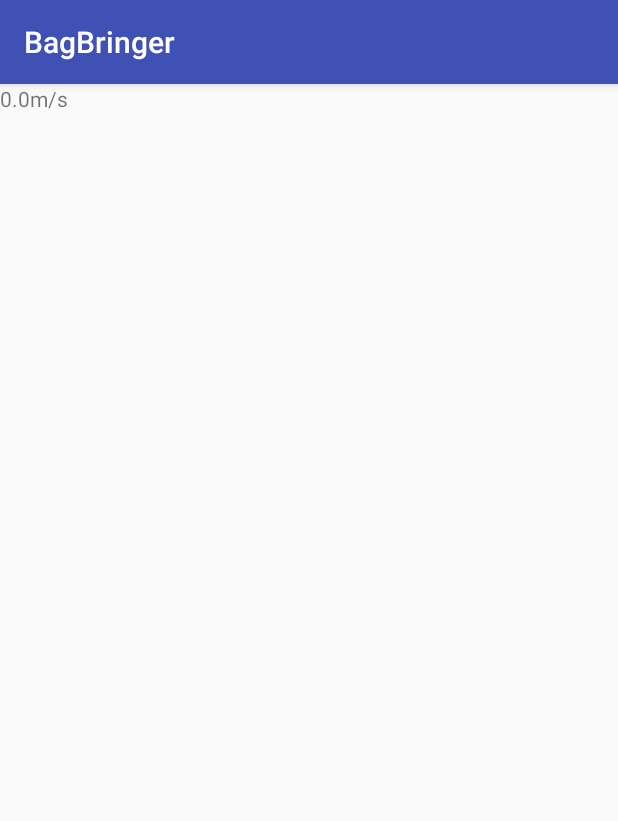
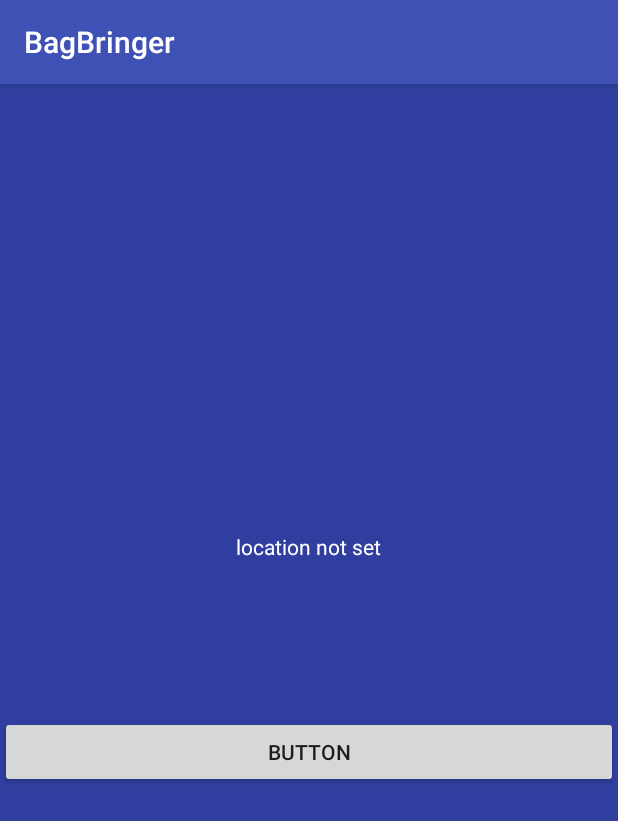
Before and after one commit to afswift/BagBringer, an Android app: the screen it shows after launch (MainActivity), on a phone screen of 412 x 824 dp. Shown: the top 821 px of the screen. Run offline under Robolectric (Android 15) with nearby library versions, the phone set to English and light mode, and no system bars; libraries missing offline, so code that uses them is left out: com.loopj.android, cz.msebera.android.

Commit message:
GPS Currently Working
Added basic GPS functionality to application

```diff
--- a/app/src/main/java/com/fritzicusdesign/bagbringer/MainActivity.java
+++ b/app/src/main/java/com/fritzicusdesign/bagbringer/MainActivity.java
@@ -13,6 +13,7 @@ import android.support.v7.app.AppCompatActivity;
 import android.os.Bundle;
 import android.util.Log;
 import android.view.View;
+import android.widget.Button;
 import android.widget.ImageButton;
 import android.widget.ImageView;
 import android.widget.TextView;
@@ -33,9 +34,9 @@ public class MainActivity extends AppCompatActivity {
     // App ID to use OpenWeather data
     final String APP_ID = "1ff5713e6e4003a4c3a32f8323e1d61a";
     // Time between location updates (5000 milliseconds or 5 seconds)
-    final long MIN_TIME = 5000;
+    final long MIN_TIME = 0;
     // Distance between location updates (1000m or 1km)
-    final float MIN_DISTANCE = 1000;
+    final float MIN_DISTANCE = 0;
 
     // TODO: Set LOCATION_PROVIDER here:
 
@@ -43,7 +44,8 @@ public class MainActivity extends AppCompatActivity {
 
 
     // Member Variables:
-    TextView mCityLabel;
+    TextView mLocation;
+    Button mLocationButton;
     ImageView mWeatherImage;
     TextView mTemperatureLabel;
 
@@ -58,18 +60,16 @@ public class MainActivity extends AppCompatActivity {
         setContentView(R.layout.activity_main);
 
         // Linking the elements in the layout to Java code
-        mCityLabel = (TextView) findViewById(R.id.locationTV);
-        mWeatherImage = (ImageView) findViewById(R.id.weatherSymbolIV);
-        mTemperatureLabel = (TextView) findViewById(R.id.tempTV);
-        ImageButton changeCityButton = (ImageButton) findViewById(R.id.changeCityButton);
+        mLocation = (TextView) findViewById(R.id.speedText);
+        mLocationButton = (Button) findViewById(R.id.locationButton);
+
 
 
         // TODO: Add an OnClickListener to the changeCityButton here:
-        changeCityButton.setOnClickListener(new View.OnClickListener() {
+        mLocationButton.setOnClickListener(new View.OnClickListener() {
             @Override
             public void onClick(View v) {
-                Intent myIntent = new Intent(WeatherController.this, ChangeCityController.class);
-                startActivity(myIntent);
+                checkCurrentLocation();
             }
         });
     }
@@ -79,13 +79,6 @@ public class MainActivity extends AppCompatActivity {
     @Override
     protected void onResume() {
         super.onResume();
-        Log.d("Clima", "onResume() called");
-
-        Intent myIntent = getIntent();
-        String city = myIntent.getStringExtra("City");
-
-            Log.d("Clima", "Getting weather for current location");
-            getWeatherForCurrentLocation();
 
 
 
@@ -102,13 +95,14 @@ public class MainActivity extends AppCompatActivity {
     }*/
 
     // TODO: Add getWeatherForCurrentLocation() here:
-    private void getWeatherForCurrentLocation() {
+    private void checkCurrentLocation() {
+        Log.d("Clima", "Button Pressed, Function Called");
+
         mLocationManager = (LocationManager) getSystemService(Context.LOCATION_SERVICE);
         mLocationListener = new LocationListener() {
             @Override
             public void onLocationChanged(Location location) {
 
-                Log.d("Clima", "onLocationChanged() callback received");
 
                 String longitude = String.valueOf(location.getLongitude());
                 String latitude = String.valueOf(location.getLatitude());
@@ -116,10 +110,7 @@ public class MainActivity extends AppCompatActivity {
                 Log.d("Clima", "longitude is: " + longitude);
                 Log.d("Clima", "latitude is: " + latitude);
 
-                RequestParams params = new RequestParams();
-                params.put("lat", latitude);
-                params.put("lon", longitude);
-                params.put("appid", APP_ID);
+                mLocation.setText("lon: " + longitude + "lat :" +latitude);
             //    letsDoSomeNetworking(params);
             }
 
@@ -161,46 +152,11 @@ public class MainActivity extends AppCompatActivity {
 
             if(grantResults.length > 0 && grantResults[0]== PackageManager.PERMISSION_GRANTED){
                 Log.d("Clima", "onRequestPermissionsResult(): Permission granted!");
-                getWeatherForCurrentLocation();
             }else{
                 Log.d("Clima", "onRequestPermissionsResult(): Permission denied");
             }
         }
     }
-
-/*    // TODO: Add letsDoSomeNetworking(RequestParams params) here:
-    private void letsDoSomeNetworking(RequestParams params){
-
-        AsyncHttpClient client = new AsyncHttpClient();
-        // URL, parameters, Json Object
-        client.get(WEATHER_URL, params, new JsonHttpResponseHandler() {
-
-            @Override
-            public void onSuccess(int statusCode, Header[] headers, JSONObject response){
-                Log.d("Clima", "Success! Json: " + response.toString());
-
-                WeatherDataModel weatherData = WeatherDataModel.fromJson(response);
-                updateUI(weatherData);
-            }
-
-            @Override
-            public void onFailure(int statusCode, Header[] headers, Throwable e, JSONObject response){
-                Log.e("Clima", "Fail " + e.toString());
-                Log.d("Clima", "Status code" + statusCode);
-                Toast.makeText(WeatherController.this, "Request Failed", Toast.LENGTH_SHORT).show();
-            }
-        });
-    }
-
-
-    // TODO: Add updateUI() here:
-    private void updateUI(WeatherDataModel weather){
-        mTemperatureLabel.setText(weather.getTemperature());
-        mCityLabel.setText(weather.getCity());
-
-        int resourceID = getResources().getIdentifier(weather.getIconName(), "drawable", getPackageName());
-        mWeatherImage.setImageResource(resourceID);
-    }*/
 
 
     // TODO: Add onPause() here:
--- a/app/src/main/res/layout/activity_main.xml
+++ b/app/src/main/res/layout/activity_main.xml
@@ -1,16 +1,33 @@
-<?xml version="1.0" encoding="utf-8"?>
-<android.support.constraint.ConstraintLayout xmlns:android="http://schemas.android.com/apk/res/android"
-    xmlns:app="http://schemas.android.com/apk/res-auto"
-    xmlns:tools="http://schemas.android.com/tools"
+<RelativeLayout
+    xmlns:android="http://schemas.android.com/apk/res/android"
     android:layout_width="match_parent"
     android:layout_height="match_parent"
-    tools:context="com.fritzicusdesign.bagbringer.MainActivity">
+    android:gravity="center"
+    android:background="@color/colorPrimaryDark"
+    android:orientation="vertical" >
 
-    <TextView
-        android:id="@+id/speedText"
-        android:layout_width="wrap_content"
-        android:layout_height="wrap_content"
-        android:text="@string/initial_speed"
-        tools:layout_editor_absoluteX="163dp"
-        tools:layout_editor_absoluteY="246dp" />
-</android.support.constraint.ConstraintLayout>
+    <LinearLayout
+        android:layout_width="match_parent"
+        android:layout_height="match_parent"
+        android:gravity="center"
+        android:orientation="vertical">
+
+        <TextView
+            android:id="@+id/speedText"
+            android:layout_width="wrap_content"
+            android:layout_height="wrap_content"
+            android:text="@string/initial_speed"
+            android:textColor="@android:color/white" />
+
+        <Button
+            android:id="@+id/locationButton"
+            android:layout_width="match_parent"
+            android:layout_height="wrap_content"
+            android:layout_below="@+id/speedText"
+            android:layout_centerHorizontal="true"
+            android:layout_marginTop="103dp"
+            android:text="Button" />
+
+    </LinearLayout>
+
+</RelativeLayout>
--- a/app/src/main/res/values/strings.xml
+++ b/app/src/main/res/values/strings.xml
@@ -1,4 +1,4 @@
 <resources>
     <string name="app_name">BagBringer</string>
-    <string name="initial_speed">0.0m/s</string>
+    <string name="initial_speed">location not set</string>
 </resources>
```
